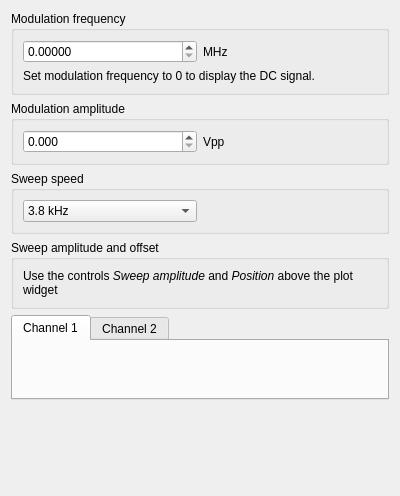
linien-org/linien, file linien-gui/linien_gui/ui/modulation_sweep_panel.ui: the form before one commit.
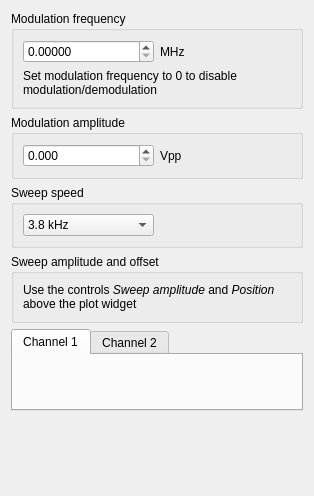
The form after the commit. Custom widgets are drawn as their Qt base class.

Commit message: clarify text in gui

Patch:
```diff
--- a/linien-gui/linien_gui/ui/modulation_sweep_panel.ui
+++ b/linien-gui/linien_gui/ui/modulation_sweep_panel.ui
@@ -9,7 +9,7 @@
    <rect>
     <x>0</x>
     <y>0</y>
-    <width>400</width>
+    <width>314</width>
     <height>496</height>
    </rect>
   </property>
@@ -44,7 +44,7 @@
       <item>
        <widget class="QLabel" name="label_3">
         <property name="text">
-         <string>Set modulation frequency to 0 to display the DC signal.</string>
+         <string>Set modulation frequency to 0 to disable modulation/demodulation</string>
         </property>
         <property name="wordWrap">
          <bool>true</bool>
```
The commit also changes 1 other file.
